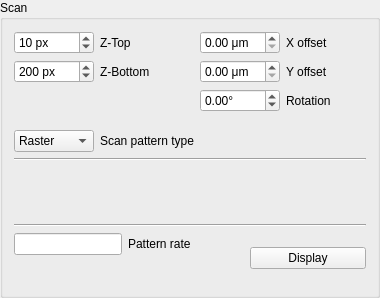
First picture: the form in src/main/resources/windows/ui/ScanGroupBox.ui, repository sstucker/OCTview, before the edit.
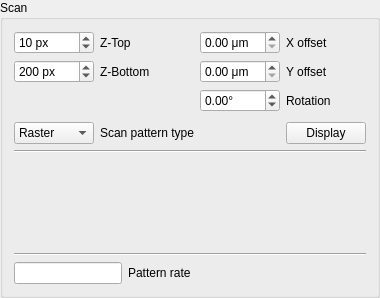
Second picture: the form after the edit.

Commit message: Repeat processing, display fixes, writer finally works

```diff
--- a/src/main/resources/windows/ui/ScanGroupBox.ui
+++ b/src/main/resources/windows/ui/ScanGroupBox.ui
@@ -37,16 +37,6 @@
    </item>
    <item row="5" column="1" colspan="2">
     <layout class="QGridLayout" name="grid1">
-     <item row="0" column="3" rowspan="2">
-      <widget class="QPushButton" name="pushPreview">
-       <property name="toolTip">
-        <string>Display the scan pattern positions and signals</string>
-       </property>
-       <property name="text">
-        <string>Display</string>
-       </property>
-      </widget>
-     </item>
      <item row="0" column="0">
       <widget class="QLineEdit" name="linePatternRate">
        <property name="sizePolicy">
@@ -55,6 +45,9 @@
          <verstretch>0</verstretch>
         </sizepolicy>
        </property>
+       <property name="autoFillBackground">
+        <bool>false</bool>
+       </property>
        <property name="readOnly">
         <bool>true</bool>
        </property>
@@ -119,7 +112,7 @@
        <property name="sizeHint" stdset="0">
         <size>
          <width>0</width>
-         <height>12</height>
+         <height>4</height>
         </size>
        </property>
       </spacer>
@@ -251,6 +244,16 @@
        </property>
       </widget>
      </item>
+     <item row="4" column="3">
+      <widget class="QPushButton" name="pushPreview">
+       <property name="toolTip">
+        <string>Display the scan pattern positions and signals</string>
+       </property>
+       <property name="text">
+        <string>Display</string>
+       </property>
+      </widget>
+     </item>
     </layout>
    </item>
   </layout>
```
Left out of the diff: 30 changed lines with no effect on the pictures. The commit also changes 8 other files.
